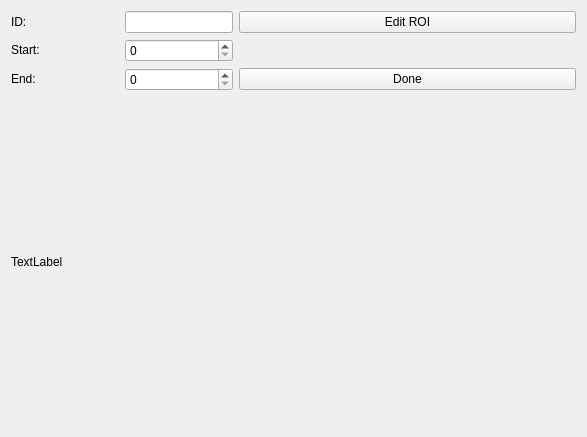
This is window_addabnormalrange.ui in gccheng/GTgenerator as Qt 5 draws it before an edit. The edited form follows.
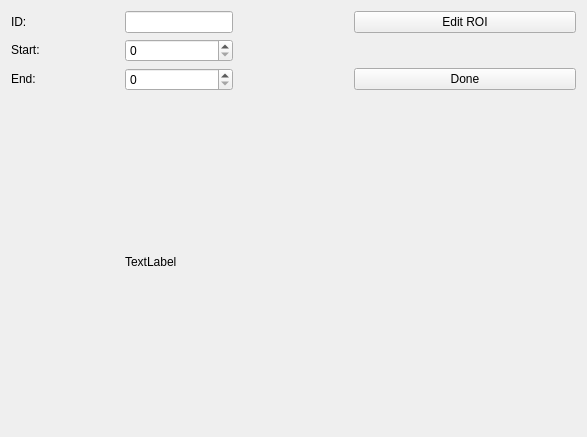
This is the edited form.

Patch:
```diff
--- a/window_addabnormalrange.ui
+++ b/window_addabnormalrange.ui
@@ -78,21 +78,21 @@
      <item row="3" column="1">
       <widget class="QSpinBox" name="spinBox_end"/>
      </item>
-     <item row="0" column="2" colspan="3">
-      <widget class="QPushButton" name="pushButton_2">
+     <item row="0" column="3" colspan="2">
+      <widget class="QPushButton" name="pushButton_EditROI">
        <property name="text">
         <string>Edit ROI</string>
        </property>
       </widget>
      </item>
-     <item row="3" column="2" colspan="3">
+     <item row="3" column="3" colspan="2">
       <widget class="QPushButton" name="pushButton">
        <property name="text">
         <string>Done</string>
        </property>
       </widget>
      </item>
-     <item row="4" column="0" colspan="5">
+     <item row="4" column="1" colspan="3">
       <widget class="QLabel" name="label_frame">
        <property name="text">
         <string>TextLabel</string>
```
